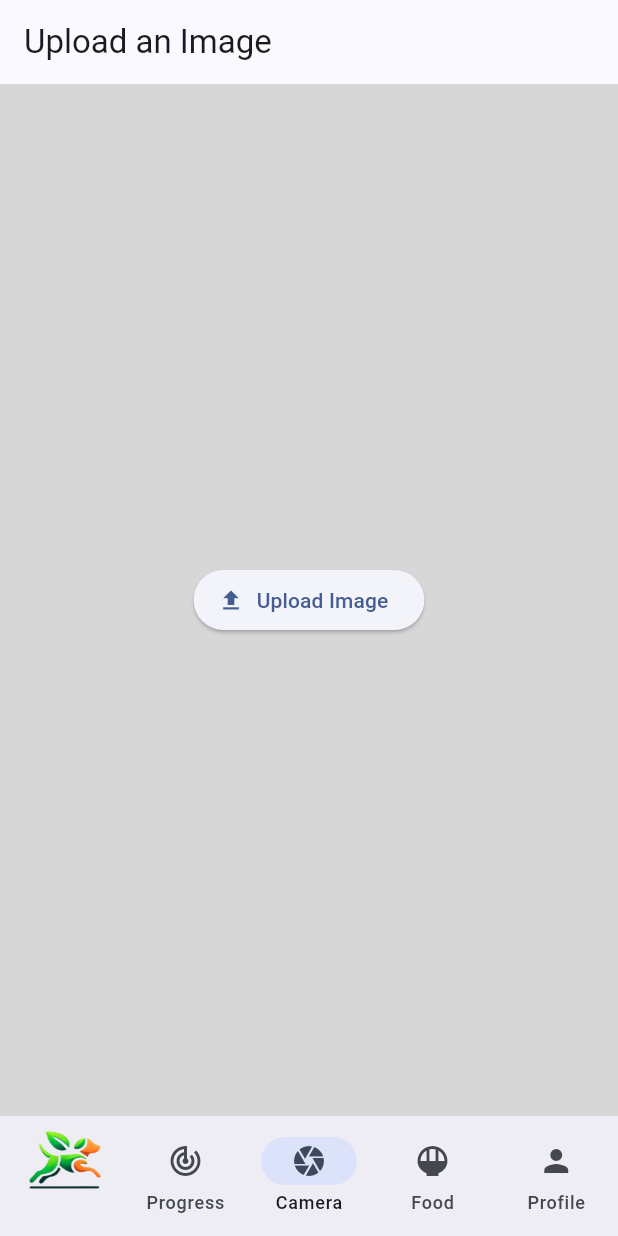
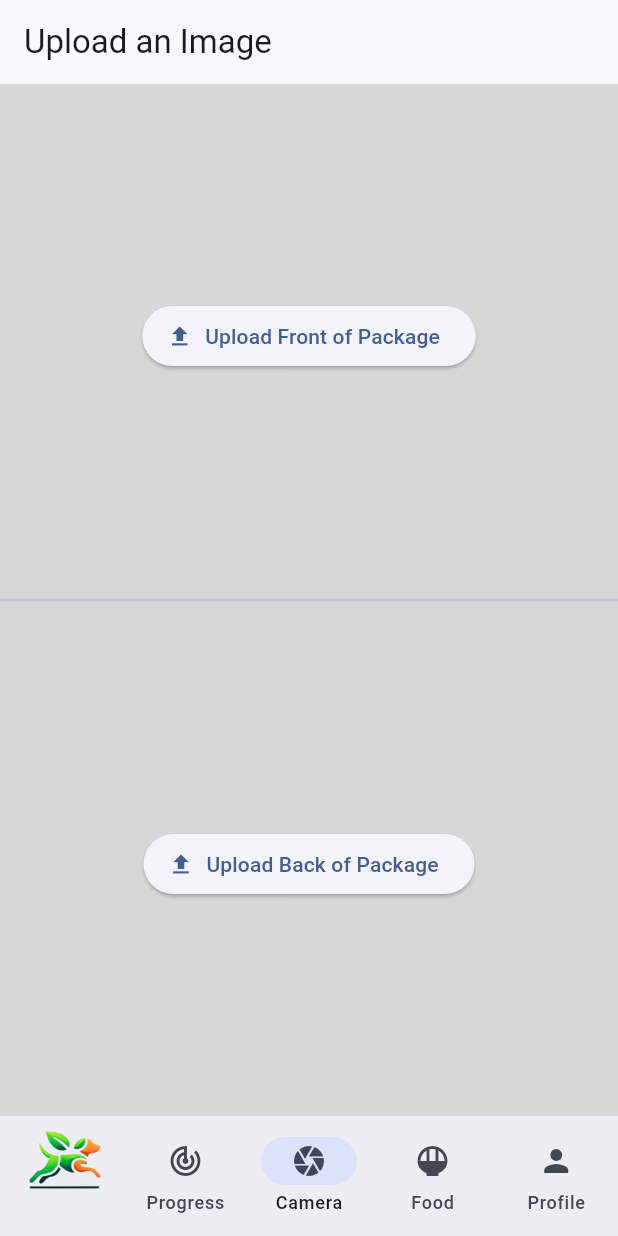
Before and after one commit to goatchan28/pet_health_ai, a Flutter app: the screen it shows once a user with an empty profile is signed in, on a phone screen of 412 x 824 dp. Run offline on Flutter 3.47's test engine with Material 3 defaults, Android fonts, the phone set to English and light mode, and no system bars; our stand-ins replace camera, cloud_firestore, firebase_auth, firebase_core, fl_chart, image_picker and 1 more; accounts and stored records are empty; network calls fail.

Commit message:
iPhone Camera

```diff
--- a/lib/main.dart
+++ b/lib/main.dart
@@ -1,3 +1,4 @@
+import 'package:camera/camera.dart';
 import 'package:firebase_auth/firebase_auth.dart';
 import 'package:firebase_core/firebase_core.dart';
 import 'package:flutter/material.dart';
@@ -19,15 +20,22 @@ void main() async {
   await Firebase.initializeApp(
     options: DefaultFirebaseOptions.currentPlatform,
   );
+  // Get a list of available cameras
+  final cameras = await availableCameras();
+  if (cameras.isEmpty) {
+    print('⚠️ No cameras found on this device.');
+  }
+  final firstCamera = cameras.isNotEmpty ? cameras.first : null;
 
   final appState = MyAppState();
   await appState.init();
-  runApp(MyApp(appState: appState));
+  runApp(MyApp(appState: appState, camera: firstCamera));
 }
 
 class MyApp extends StatelessWidget {
   final MyAppState appState;
-  const MyApp({super.key, required this.appState});
+  final CameraDescription? camera;
+  const MyApp({super.key, required this.appState, required this.camera});
 
   // This widget is the root of your application.
   @override
@@ -54,7 +62,7 @@ class MyApp extends StatelessWidget {
               if (appState.needsToEnterName) {
                 return const EnterNamePage();
               } else {
-                return const MyHomePage();
+                return MyHomePage(camera: camera);
               }
             } else {
               return EnterAccountPage();
@@ -67,7 +75,8 @@ class MyApp extends StatelessWidget {
 }
 
 class MyHomePage extends StatefulWidget {
-  const MyHomePage({super.key});
+  final CameraDescription? camera;
+  const MyHomePage({super.key, required this.camera});
   @override
   State<MyHomePage> createState() => _MyHomePageState();
 }
@@ -90,7 +99,13 @@ class _MyHomePageState extends State<MyHomePage> {
       case 1:
         page = ProgressTrackerPage(pet: selectedPet);
       case 2:
-        page = const CameraPage();
+        if (widget.camera == null) {
+          page = const Center(
+            child: Text("No camera found on this device.", style: TextStyle(fontSize: 18)),
+          );
+        } else {
+          page = CameraPage(camera: widget.camera!);
+        }
       case 3:
         page = const FoodPage();
       case 4:
--- a/lib/models/app_state.dart
+++ b/lib/models/app_state.dart
@@ -26,6 +26,49 @@ class MyAppState extends ChangeNotifier {
   }
 
   final Map<String, String> apiToAppNutrientMap = {
+    // ---- Bare keys ----
+    "proteins": "Crude Protein",
+    "arginine": "Arginine",
+    "histidine": "Histidine",
+    "isoleucine": "Isoleucine",
+    "leucine": "Leucine",
+    "lysine": "Lysine",
+    "methionine": "Methionine",
+    "methionine-cystine": "Methionine-cystine",
+    "phenylalanine": "Phenylalanine",
+    "phenylalanine-tyrosine": "Phenylalanine-tyrosine",
+    "threonine": "Threonine",
+    "tryptophan": "Tryptophan",
+    "valine": "Valine",
+    "fat": "Crude Fat",
+    "linoleic-acid": "Linoleic acid",
+    "calcium": "Calcium",
+    "phosphorus": "Phosphorus",
+    "potassium": "Potassium",
+    "sodium": "Sodium",
+    "chloride": "Chloride",
+    "magnesium": "Magnesium",
+    "iron": "Iron",
+    "copper": "Copper",
+    "manganese": "Manganese",
+    "zinc": "Zinc",
+    "iodine": "Iodine",
+    "selenium": "Selenium",
+    "vitamin-a": "Vitamin A",
+    "vitamin-d": "Vitamin D",
+    "vitamin-e": "Vitamin E",
+    "thiamin": "Thiamine",
+    "riboflavin": "Riboflavin",
+    "pantothenic-acid": "Pantothenic acid",
+    "niacin": "Niacin",
+    "vitamin-b6": "Pyridoxine",
+    "folic-acid": "Folic acid",
+    "vitamin-b12": "Vitamin B12",
+    "choline": "Choline",
+    "carbohydrates": "Carbohydrates",
+    "energy-kcal": "Calories",
+
+    // ---- _100g keys ----
     "proteins_100g": "Crude Protein",
     "arginine_100g": "Arginine",
     "histidine_100g": "Histidine",
@@ -67,6 +110,7 @@ class MyAppState extends ChangeNotifier {
     "carbohydrates_100g": "Carbohydrates",
     "energy-kcal_100g": "Calories",
   };
+
 
   Future<void> scheduleDailyReset() async{
     final now = DateTime.now();
@@ -308,7 +352,7 @@ class MyAppState extends ChangeNotifier {
     final uid = FirebaseAuth.instance.currentUser?.uid;
     if (uid!= null){
       try {
-        final docRef = await FirebaseFirestore.instance.collection("pets").doc(desiredPetID);
+        final docRef = FirebaseFirestore.instance.collection("pets").doc(desiredPetID);
         final docSnapshot = await docRef.get();
 
         // Check if the document exists
@@ -440,8 +484,6 @@ void printSharedPreferences() {
 
 
 // Call this function inside notifyListeners() or anywhere in the UI where you want to debug
-
-
   Future<void> fetchBarcodeData(String barcode) async {
     final url = 'https://world.openpetfoodfacts.org/api/v3/product/$barcode.json';
 
@@ -454,6 +496,7 @@ void printSharedPreferences() {
       if (doc.exists) {
         print("✅ Found in Firestore");
         scannedFoodData = doc.data() as Map<String, dynamic>;// Get first matching document
+        scannedFoodData["barcode"] = barcode;
         barcodeNotFound = false;
         return;
       }
@@ -469,6 +512,7 @@ void printSharedPreferences() {
           final product = data['product'];
           String brandName = product.containsKey('brands') ? product['brands'] : "Unknown Brand";
           String productName = product.containsKey('product_name') ? product['product_name'] : "Unknown Product";
+
           String nutritionDataPer = product['nutrition_data_per'] ?? "Unknown"; // "100g" or "serving"
           String servingSizeStr = product['serving_size'] ?? "Unknown";
           double? servingSizeGrams = _extractServingSize(servingSizeStr);
@@ -478,44 +522,63 @@ void printSharedPreferences() {
             Map<String, double> extractedNutrients = {};
 
             nutriments.forEach((key, value) {
-              if (value is num) {  // Ensure it's a number before adding
-                String per100gKey = "${key}_100g";
+              if (value is num){
                 String? mappedKey = apiToAppNutrientMap[key];
+                if (mappedKey == null && key.endsWith("_100g")) {
+                  String base = key.substring(0, key.length - 5);
+                  mappedKey = apiToAppNutrientMap[base];
+                }
                 if (mappedKey != null) {
-                  if (nutriments.containsKey(per100gKey) && nutriments[per100gKey] is num) {
-                    extractedNutrients[mappedKey] = nutriments[per100gKey].toDouble();
-                  }
-                  else{
-                    if (nutritionDataPer == "100g"){
-                      extractedNutrients[mappedKey] = value.toDouble();
+                  String baseKey = key.endsWith("_100g")
+                      ? key.substring(0, key.length - 5)
+                      : key;
+                  double? bestVal = _pickBestPer100gValue(baseKey, nutriments);
+
+                  if (bestVal != null) {
+                    // Now handle the difference if "nutritionDataPer" == "serving"
+                    double finalVal;
+                    if (nutritionDataPer == "serving"
+                        && servingSizeGrams != null
+                        && servingSizeGrams > 0) {
+                      // Convert from per serving to per 100g
+                      finalVal = (bestVal / servingSizeGrams) * 100;
+                    } else {
+                      // If "100g" or unknown, just store bestVal
+                      finalVal = bestVal;
                     }
-                    else if (nutritionDataPer == "serving" && servingSizeGrams != null && servingSizeGrams > 0){
-                      double convertedValue = (value / servingSizeGrams) * 100;
-                      if (convertedValue > 0) extractedNutrients[mappedKey] = convertedValue;
-                    }
+
+                    // Store in the extractedNutrients map
+                    extractedNutrients[mappedKey] = finalVal;
                   }
                 }
               }
             });
+
             if (extractedNutrients.isEmpty && product.containsKey('nutriments_estimated')) {
               final nutrimentsEstimated = product['nutriments_estimated'] as Map<String, dynamic>;
 
-              nutrimentsEstimated.forEach((key, value) {
+              nutrimentsEstimated.forEach((key, dynamic value) {
                 if (value is num) {  // Ensure it's a number before adding
-                  String per100gKey = "${key}_100g";
                   String? mappedKey = apiToAppNutrientMap[key];
+                  if (mappedKey == null && key.endsWith("_100g")) {
+                    String base = key.substring(0, key.length - 5);
+                    mappedKey = apiToAppNutrientMap[base];
+                  }
                   if (mappedKey != null) {
-                    if (nutrimentsEstimated.containsKey(per100gKey) && nutrimentsEstimated[per100gKey] is num) {
-                      extractedNutrients[mappedKey] = nutrimentsEstimated[per100gKey].toDouble();
-                    }
-                    else {
-                      if (nutritionDataPer == "100g") {
-                        extractedNutrients[mappedKey] = value.toDouble();
+                    String baseKey = key.endsWith("_100g")
+                        ? key.substring(0, key.length - 5)
+                        : key;
+                    double? bestVal = _pickBestPer100gValue(baseKey, nutrimentsEstimated);
+                    if (bestVal != null) {
+                      double finalVal;
+                      if (nutritionDataPer == "serving"
+                          && servingSizeGrams != null
+                          && servingSizeGrams > 0) {
+                        finalVal = (bestVal / servingSizeGrams) * 100;
+                      } else {
+                        finalVal = bestVal;
                       }
-                      else if (nutritionDataPer == "serving" && servingSizeGrams != null && servingSizeGrams > 0) {
-                        double convertedValue = (value / servingSizeGrams) * 100;
-                        if (convertedValue > 0) extractedNutrients[mappedKey] = convertedValue;
-                      }
+                      extractedNutrients[mappedKey] = finalVal;
                     }
                   }
                 }
@@ -526,7 +589,7 @@ void printSharedPreferences() {
               "productName": productName,
               "brandName": brandName,
               "nutritionalInfo": extractedNutrients,
-              "barcode": barcode
+              "barcode": barcode,
             };
             barcodeNotFound = extractedNutrients.isEmpty;
           } else {
@@ -563,6 +626,35 @@ void printSharedPreferences() {
     return null; // Return null if we can't extract a valid serving size
   }
 
+  double? _pickBestPer100gValue(String key, Map<String, dynamic> nutriments){
+    final rawVal = nutriments[key];
+    final per100gVal = nutriments["${key}_100g"];
+
+    double? rawDouble = (rawVal is num) ? rawVal.toDouble() : null;
+    double? p100gDouble = (per100gVal is num) ? per100gVal.toDouble() : null;
+
+    if (rawDouble == null && p100gDouble == null) return null;
+    if (rawDouble == null) return p100gDouble;
+    if (p100gDouble == null) return rawDouble;
+
+    bool isCalories = key.contains("energy-kcal");
+
+    double lowerBound = isCalories ? 50 : 1;
+    double upperBound = isCalories ? 1500 : 100;
+
+    bool rawInRange = (rawDouble >= lowerBound && rawDouble <= upperBound);
+    bool p100gInRange = (p100gDouble >= lowerBound && p100gDouble <= upperBound);
+
+    if (rawInRange && !p100gInRange) {
+      return rawDouble;
+    }
+    else if (!rawInRange && p100gInRange) {
+      return p100gDouble;
+    }
+
+    return p100gDouble;
+  }
+
   Future<Map<String, dynamic>?> getFoodIntakeFromBarcode(String barcode, String unit, double amount) async {
     Map<String, dynamic>? finalData;
     bool isFavorite = selectedPet.favoriteFoods!
@@ -571,8 +663,13 @@ void printSharedPreferences() {
       await fetchBarcodeData(barcode);
     }
     else{
-      scannedFoodData = selectedPet.favoriteFoods!
-      .firstWhere((food) => food["barcode"] == barcode);
+      final foundFood = selectedPet.favoriteFoods!.firstWhere(
+        (food) => food["barcode"] == barcode,
+        orElse: () => <String, dynamic>{}, // empty map
+      );
+
+      // 2) Make a defensive copy so we don't mutate the favorite's data
+      scannedFoodData = Map<String, dynamic>.from(foundFood);
     }
 
     if (barcodeNotFound == true){
@@ -581,7 +678,7 @@ void printSharedPreferences() {
     else if (scannedFoodData.isNotEmpty){
       double conversionRate = 1;
       if (unit == "Cups"){
-        conversionRate = 340;
+        conversionRate = 108;
         if (scannedFoodData.containsKey("cupToGramConversion")
           && scannedFoodData["cupToGramConversion"] is num
           && scannedFoodData["cupToGramConversion"] > 0){
--- a/lib/pages/camera_page.dart
+++ b/lib/pages/camera_page.dart
@@ -1,18 +1,19 @@
 import 'dart:io';
+import 'package:camera/camera.dart';
 import 'package:flutter/material.dart';
 import 'package:image_picker/image_picker.dart';
 
 class CameraPage extends StatelessWidget {
-
-  const CameraPage({super.key});
+  final CameraDescription camera;
+  const CameraPage({super.key, required this.camera});
 
   @override
   Widget build(BuildContext context) {
     return Scaffold(
       body: PageView(
         children: [
-          NormalCameraView(),
-          QRScannerView(),
+          NormalCameraView(camera: camera),
+          QRScannerView(camera: camera,),
         ],
       ),
     );
@@ -21,22 +22,29 @@ class CameraPage extends StatelessWidget {
 
 /// Normal Camera View - Handles Image Upload & Navigates to Text Recognition
 class NormalCameraView extends StatefulWidget {
-  const NormalCameraView({super.key});
+  final CameraDescription camera;
+  const NormalCameraView({super.key, required this.camera});
 
   @override
   State<NormalCameraView> createState() => _NormalCameraViewState();
 }
 
 class _NormalCameraViewState extends State<NormalCameraView> {
-  File? _selectedImage;
+  File? _selectedImageFront;
+  File? _selectedImageBack;
 
-  Future<void> _pickImage() async {
+  Future<void> _pickImage(int imageIndex) async {
     final ImagePicker picker = ImagePicker();
     final XFile? image = await picker.pickImage(source: ImageSource.gallery);
 
     if (image != null) {
       setState(() {
-        _selectedImage = File(image.path); // ✅ Save image in memory
+        if (imageIndex == 1){
+          _selectedImageFront = File(image.path);
+        }
+        else{
+          _selectedImageBack = File(image.path);
+        }
       });
     }
   }
@@ -45,32 +53,76 @@ class _NormalCameraViewState extends State<NormalCameraView> {
   Widget build(BuildContext context) {
     return Scaffold(
       appBar: AppBar(title: const Text("Upload an Image")),
-      body: Center(
-        child: _selectedImage != null
+      body: Column(
+        mainAxisAlignment: MainAxisAlignment.spaceEvenly,
+        children: [
+          Expanded(
+            child: _selectedImageFront != null
               ? Column(
-              mainAxisAlignment: MainAxisAlignment.center,
                   children: [
-                Image.file(
-                  _selectedImage!,
-                  height: 300,
+                    Expanded(
+                      child: Padding(
+                        padding: const EdgeInsets.all(8),
+                        child: Image.file(
+                          _selectedImageFront!,
+                          fit: BoxFit.contain,
                         ),
-                const SizedBox(height: 20),
+                      ),
+                    ),
                     ElevatedButton.icon(
                       onPressed: () {
                         setState(() {
-                      _selectedImage = null; // Clear the image if user wants
+                          _selectedImageFront = null; // Clear the image if user wants
                         });
                       },
                       icon: const Icon(Icons.delete),
-                  label: const Text("Remove Image"),
+                      label: const Text("Remove Front Image"),
                     ),
                   ],
                 )
-          : ElevatedButton.icon(
-              onPressed: _pickImage,
+              : Center(
+                child: ElevatedButton.icon(
+                    onPressed: () => _pickImage(1),
                     icon: const Icon(Icons.upload),
-              label: const Text("Upload Image"),
+                    label: const Text("Upload Front of Package"),
                   ),
+              ),
+          ),
+          const Divider(thickness: 2,),
+
+          Expanded(
+            child: _selectedImageBack != null
+              ? Column(
+                  children: [
+                    Expanded(
+                      child: Padding(
+                        padding: EdgeInsets.all(8),
+                        child: Image.file(
+                          _selectedImageBack!,
+                          fit: BoxFit.contain,
+                        ),
+                      ),
+                    ),
+                    ElevatedButton.icon(
+                      onPressed: () {
+                        setState(() {
+                          _selectedImageBack = null; // Clear the image if user wants
+                        });
+                      },
+                      icon: const Icon(Icons.delete),
+                      label: const Text("Remove Back Image"),
+                    ),
+                  ],
+                )
+              : Center(
+                child: ElevatedButton.icon(
+                    onPressed: () => _pickImage(2),
+                    icon: const Icon(Icons.upload),
+                    label: const Text("Upload Back of Package"),
+                  ),
+              ),
+          ),
+        ],
       ),
     );
   }
@@ -78,15 +130,55 @@ class _NormalCameraViewState extends State<NormalCameraView> {
 
 // QR Scanner View
 class QRScannerView extends StatefulWidget {
-  const QRScannerView({super.key});
+  final CameraDescription camera;
+  const QRScannerView({super.key, required this.camera});
 
   @override
   State<QRScannerView> createState() => _QRScannerViewState();
 }
 
 class _QRScannerViewState extends State<QRScannerView> {
+  late CameraController _controller;
+  late Future<void> _initializeControllerFuture;
+
+  @override
+  void initState() {
+    super.initState();
+    // To display the current output from the Camera,
+    // create a CameraController.
+    _controller = CameraController(
+      // Get a specific camera from the list of available cameras.
+      widget.camera,
+      // Define the resolution to use.
+      ResolutionPreset.medium,
+    );
+
+    // Next, initialize the controller. This returns a Future.
+    _initializeControllerFuture = _controller.initialize();
+  }
+
+  @override
+  void dispose() {
+    // Dispose of the controller when the widget is disposed.
+    _controller.dispose();
+    super.dispose();
+  }
+
+
   @override
   Widget build(BuildContext context) {
-      return Center(child: Text("QR Scanner Mode"));
+    // Fill this out in the next steps.
+    return FutureBuilder<void>(
+      future: _initializeControllerFuture,
+      builder: (context, snapshot) {
+        if (snapshot.connectionState == ConnectionState.done) {
+          // If the Future is complete, display the preview.
+          return CameraPreview(_controller);
+        } else {
+          // Otherwise, display a loading indicator.
+          return const Center(child: CircularProgressIndicator());
+        }
+      },
+    );
   }
 }
```
Also changed, not shown: pubspec.yaml (+6 -5 lines), pubspec.lock, 5 other files. Lines whose indentation alone changed are shown as unchanged.
